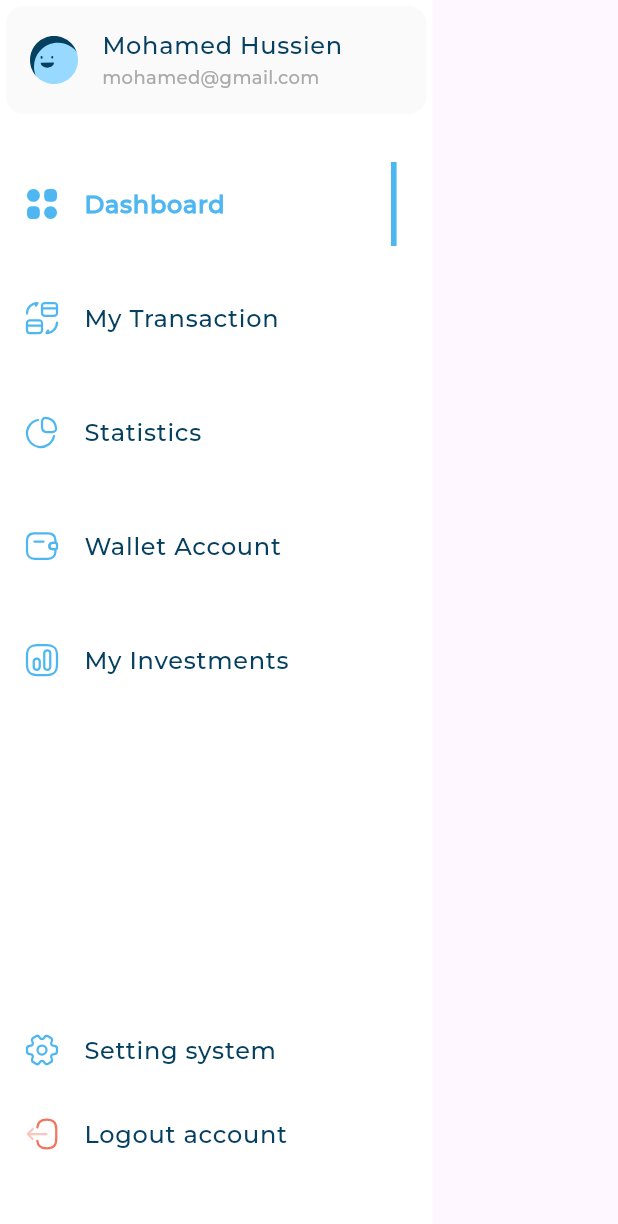
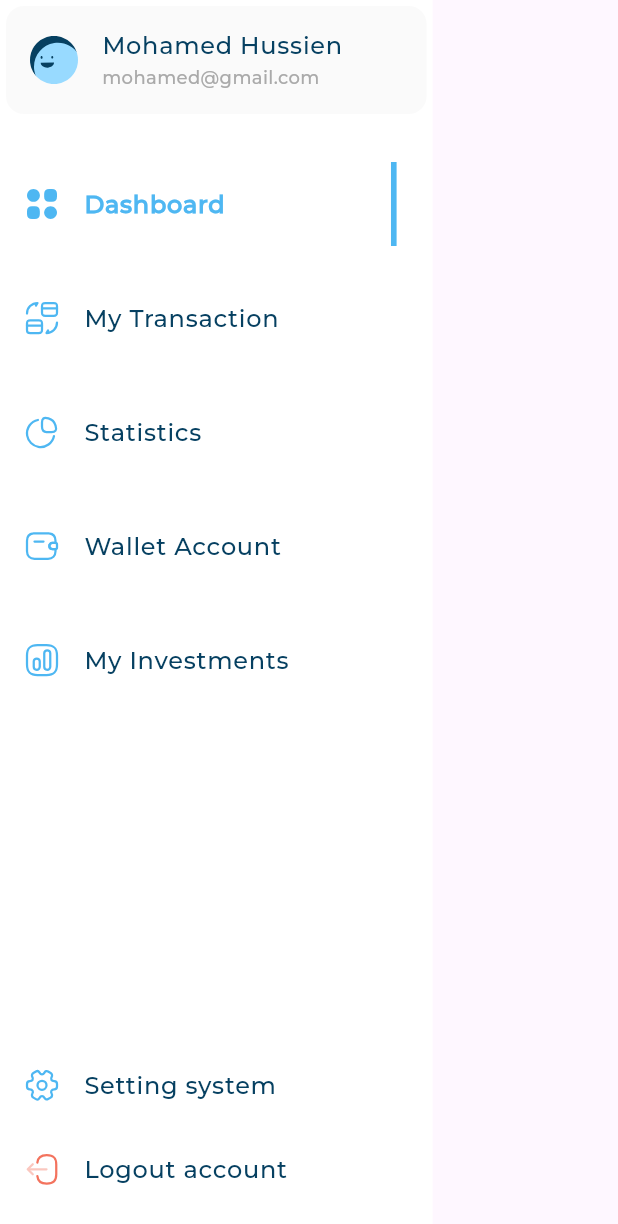
Before and after one commit to Mohamed-Husien/responsive_dash_board, a Flutter app: the CustomDrawer widget shown alone on an empty page, opened directly, on a phone screen of 412 x 824 dp. Shown: the top 1224 px of the screen. Run offline on Flutter 3.47's test engine with Material 3 defaults, Android fonts, the phone set to English and light mode, and no system bars; our stand-ins replace expandable_page_view, fl_chart, flutter_svg; project files that could hold a hidden picture were left out.

Commit message:
refactor drawer bottom space

```diff
--- a/lib/widgets/custom_drawer.dart
+++ b/lib/widgets/custom_drawer.dart
@@ -15,9 +15,9 @@ class CustomDrawer extends StatelessWidget {
     return Container(
       width: MediaQuery.sizeOf(context).width * .7,
       color: Colors.white,
-      child: const CustomScrollView(
+      child: CustomScrollView(
         slivers: [
-          SliverToBoxAdapter(
+          const SliverToBoxAdapter(
             child: UsrInfoListTile(
               userInfoMnodel: UserInfoMnodel(
                   image: Assets.imagesAvatar3,
@@ -25,34 +25,34 @@ class CustomDrawer extends StatelessWidget {
                   subTitle: "mohamed@gmail.com"),
             ),
           ),
-          SliverToBoxAdapter(
+          const SliverToBoxAdapter(
             child: SizedBox(
               height: 8,
             ),
           ),
-          DrawerItemsListView(),
+          const DrawerItemsListView(),
           SliverFillRemaining(
             hasScrollBody: false,
             child: Column(
               children: [
-                Expanded(
+                const Expanded(
                     child: SizedBox(
                   height: 20,
                 )),
-                InActiveItem(
+                const InActiveItem(
                   drawerItemModel: DrawerItemModel(
                     title: "Setting system",
                     image: Assets.imagesSettings,
                   ),
                 ),
-                InActiveItem(
+                const InActiveItem(
                   drawerItemModel: DrawerItemModel(
                     title: "Logout account",
                     image: Assets.imagesLogout,
                   ),
                 ),
                 SizedBox(
-                  height: 40,
+                  height: MediaQuery.sizeOf(context).height * .02,
                 ),
               ],
             ),
```
